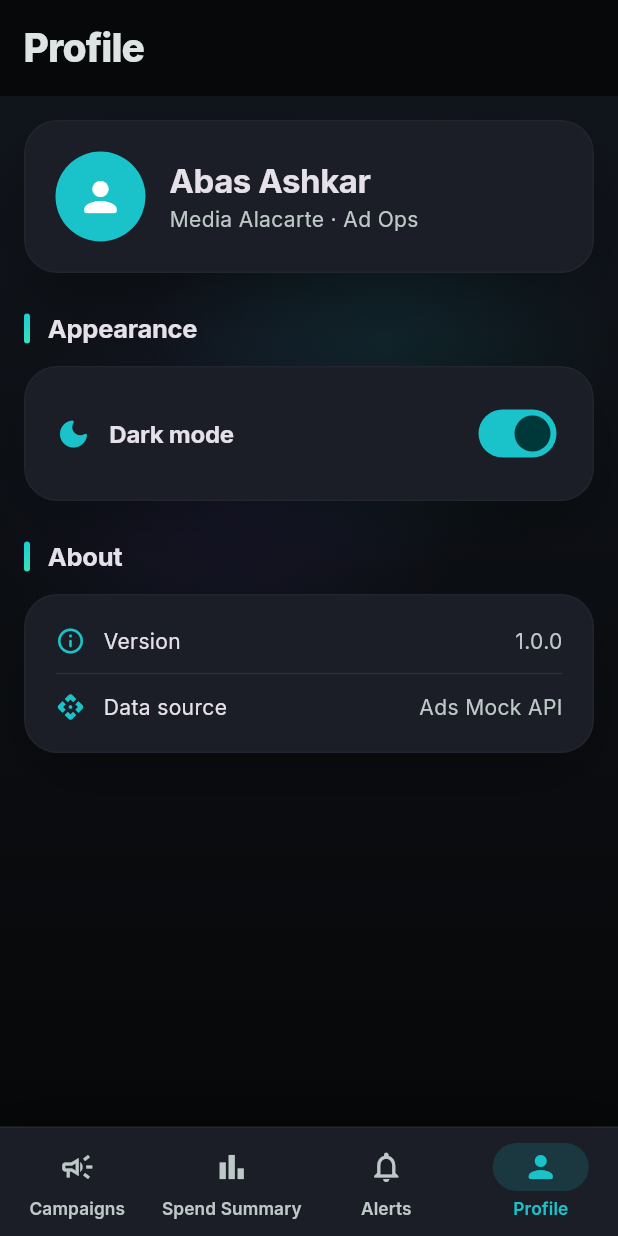
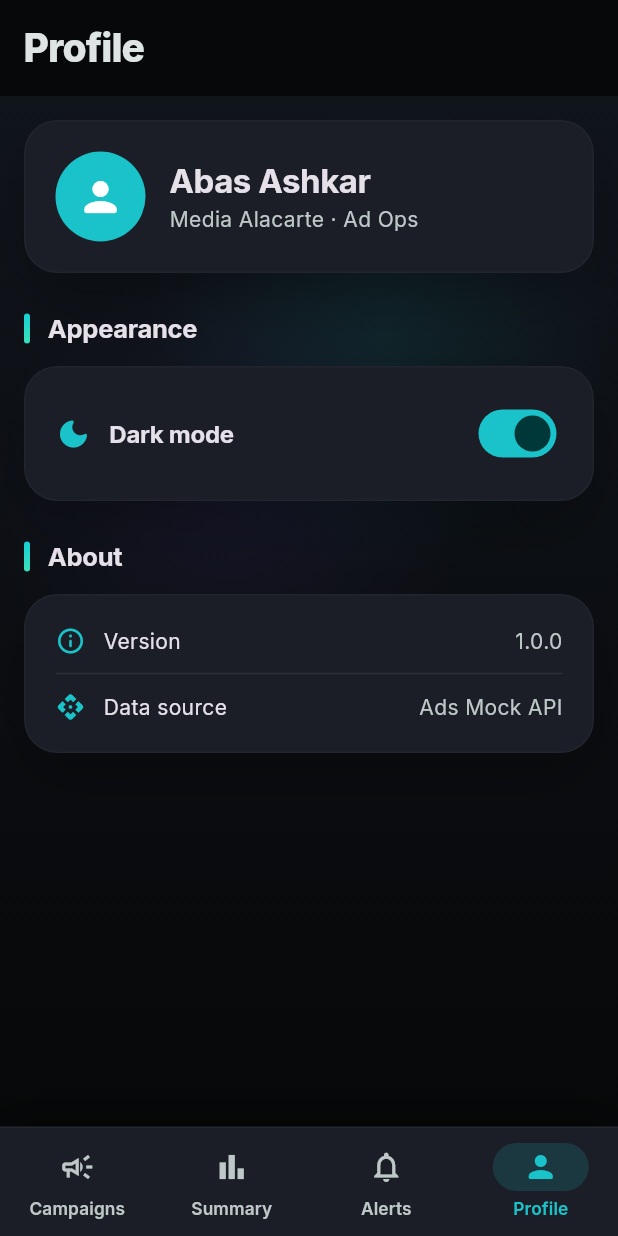
Before and after one commit to abasashkar/media_alacarte_assignment, a Flutter app: the screen it shows after launch, item 4 of the bottom bar chosen, on a phone screen of 412 x 824 dp. Run offline on Flutter 3.47's test engine with Material 3 defaults, Android fonts, the phone set to English and light mode, and no system bars; our stand-ins replace dartz, dio, equatable, fl_chart, flutter_bloc, flutter_local_notifications and 4 more; network calls fail.

Commit message:
fixed bottom nav

```diff
--- a/lib/features/shell/presentation/main_shell.dart
+++ b/lib/features/shell/presentation/main_shell.dart
@@ -55,7 +55,7 @@ class MainShell extends StatelessWidget {
             NavigationDestination(
               icon: Icon(Icons.bar_chart_outlined),
               selectedIcon: Icon(Icons.bar_chart_rounded),
-              label: 'Spend Summary',
+              label: 'Summary',
             ),
             NavigationDestination(
               icon: Icon(Icons.notifications_outlined),
```
